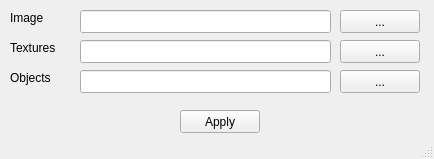
Above: mainwindow.ui from TheRealYoussef/Projection-Mapper-Using-OpenCV before the change. Below: the same form after it.
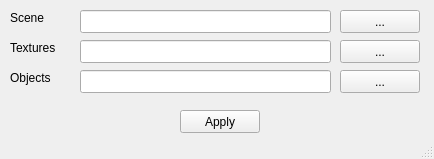
That is the form after the change.

What changed in the file:
```diff
--- a/mainwindow.ui
+++ b/mainwindow.ui
@@ -24,7 +24,7 @@
      </rect>
     </property>
     <property name="text">
-     <string>Image</string>
+     <string>Scene</string>
     </property>
    </widget>
    <widget class="QLabel" name="label_2">
```
Left out of the diff: 4 changed lines with no effect on the pictures.
